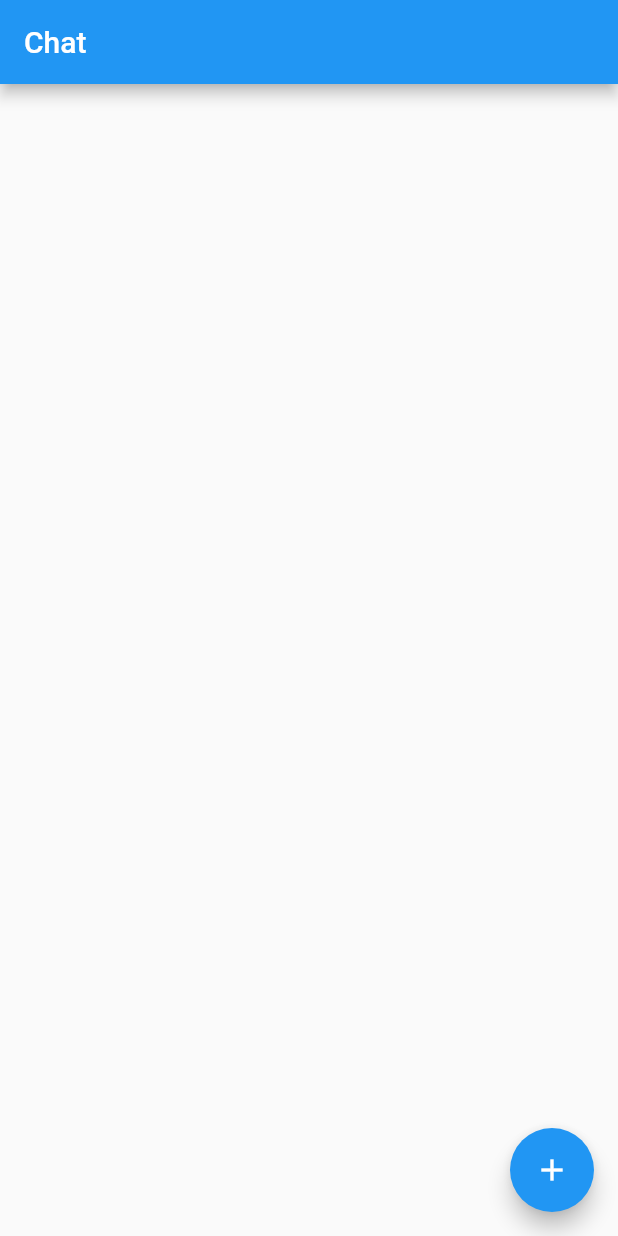
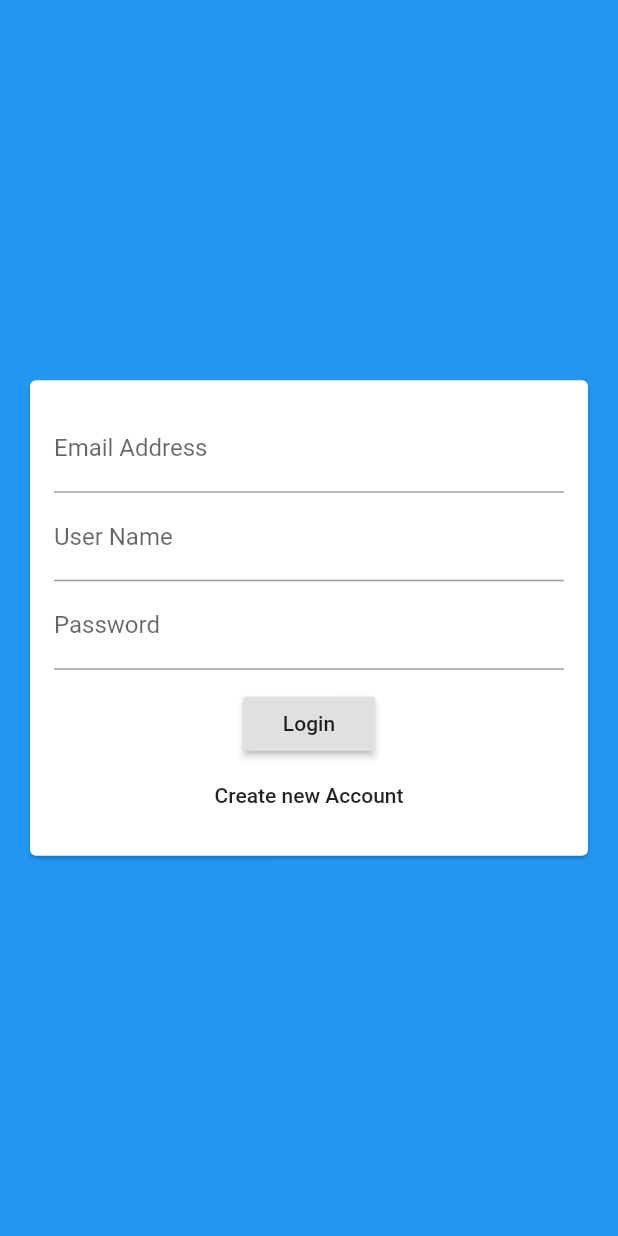
Before and after one commit to bhavikvashi1804/ChatAppInFlutter, a Flutter app: the screen it shows after launch, on a phone screen of 412 x 824 dp. Run offline on Flutter 3.47's test engine with Material 2 defaults, Android fonts, the light colour scheme and no system bars; our stand-ins replace cloud_firestore; accounts and stored records are empty.

```diff
--- a/lib/main.dart
+++ b/lib/main.dart
@@ -1,6 +1,7 @@
 import 'package:flutter/material.dart';
 
 import './screens/chat_page.dart';
+import './screens/auth_page.dart';
 
 void main() {
   runApp(MyApp());
@@ -11,7 +12,7 @@
   Widget build(BuildContext context) {
     return MaterialApp(
       title: 'Flutter Chat',
-      home: ChatScreen(),
+      home: AuthScreen(),
     );
   }
 }
--- a/lib/screens/auth_page.dart
+++ b/lib/screens/auth_page.dart
@@ -0,0 +1,18 @@
+import 'package:flutter/material.dart';
+
+import '../widgets/auth/auth_form.dart';
+
+class AuthScreen extends StatefulWidget {
+  @override
+  _AuthScreenState createState() => _AuthScreenState();
+}
+
+class _AuthScreenState extends State<AuthScreen> {
+  @override
+  Widget build(BuildContext context) {
+    return Scaffold(
+      backgroundColor: Theme.of(context).primaryColor,
+      body: AuthForm(),
+    );
+  }
+}
--- /dev/null
+++ b/lib/widgets/auth/auth_form.dart
@@ -0,0 +1,49 @@
+import 'package:flutter/material.dart';
+
+class AuthForm extends StatefulWidget {
+  @override
+  _AuthFormState createState() => _AuthFormState();
+}
+
+class _AuthFormState extends State<AuthForm> {
+  @override
+  Widget build(BuildContext context) {
+    return Center(
+      child: Card(
+        margin: EdgeInsets.all(20),
+        child: SingleChildScrollView(
+          padding: EdgeInsets.all(16),
+          child: Form(
+            child: Column(
+              mainAxisSize: MainAxisSize.min,
+              children: [
+                TextFormField(
+                  keyboardType: TextInputType.emailAddress,
+                  decoration: InputDecoration(labelText: 'Email Address'),
+                ),
+                TextFormField(
+                  decoration: InputDecoration(labelText: 'User Name'),
+                ),
+                TextFormField(
+                  keyboardType: TextInputType.visiblePassword,
+                  decoration: InputDecoration(labelText: 'Password'),
+                ),
+                SizedBox(
+                  height: 12,
+                ),
+                RaisedButton(
+                  child: Text('Login'),
+                  onPressed: () {},
+                ),
+                FlatButton(
+                  onPressed: () {},
+                  child: Text('Create new Account'),
+                ),
+              ],
+            ),
+          ),
+        ),
+      ),
+    );
+  }
+}
--- a/pubspec.yaml
+++ b/pubspec.yaml
@@ -12,6 +12,7 @@
     sdk: flutter
   cupertino_icons: ^0.1.3
   cloud_firestore: ^0.13.7
+  firebase_core: ^0.4.5
 
 dev_dependencies:
   flutter_test:
```
Also changed, not shown: pubspec.lock, 2 other files.
